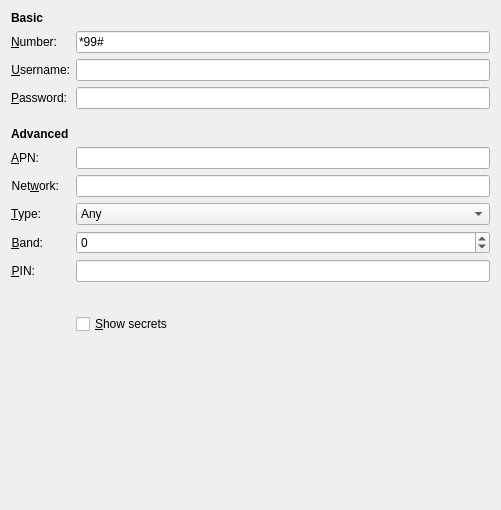
The window that libs/ui/gsm.ui (netrunner-debian-kde-extras/networkmanagement) describes before a commit, drawn with Qt 5.
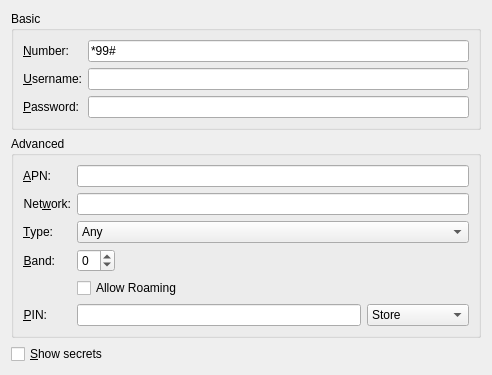
The same window after the commit. Custom widgets are drawn as their Qt base class.

Diff of the .ui file:
```diff
--- a/libs/ui/gsm.ui
+++ b/libs/ui/gsm.ui
@@ -6,25 +6,33 @@
    <rect>
     <x>0</x>
     <y>0</y>
-    <width>494</width>
-    <height>510</height>
+    <width>492</width>
+    <height>328</height>
    </rect>
   </property>
   <property name="windowTitle">
    <string>Mobile Broadband</string>
   </property>
-  <layout class="QFormLayout" name="formLayout">
+  <layout class="QVBoxLayout" name="verticalLayout_2">
+   <item>
+    <widget class="QGroupBox" name="groupBox">
+     <property name="sizePolicy">
+      <sizepolicy hsizetype="Preferred" vsizetype="Fixed">
+       <horstretch>0</horstretch>
+       <verstretch>0</verstretch>
+      </sizepolicy>
+     </property>
+     <property name="title">
+      <string>Basic</string>
+     </property>
+     <property name="alignment">
+      <set>Qt::AlignLeading|Qt::AlignLeft|Qt::AlignTop</set>
+     </property>
+     <layout class="QFormLayout" name="formLayout_3">
    <property name="fieldGrowthPolicy">
-    <enum>QFormLayout::AllNonFixedFieldsGrow</enum>
-   </property>
-   <item row="0" column="0" colspan="2">
-    <widget class="QLabel" name="label_2">
-     <property name="text">
-      <string>&lt;b&gt;Basic&lt;/b&gt;</string>
-     </property>
-    </widget>
-   </item>
-   <item row="1" column="0">
+       <enum>QFormLayout::ExpandingFieldsGrow</enum>
+      </property>
+      <item row="0" column="0">
     <widget class="QLabel" name="label_7">
      <property name="text">
       <string>&amp;Number:</string>
@@ -37,14 +45,14 @@
      </property>
     </widget>
    </item>
-   <item row="1" column="1">
+      <item row="0" column="1">
     <widget class="KLineEdit" name="number">
      <property name="text">
       <string>*99#</string>
      </property>
     </widget>
    </item>
-   <item row="2" column="0">
+      <item row="1" column="0">
     <widget class="QLabel" name="label_8">
      <property name="text">
       <string>&amp;Username:</string>
@@ -57,10 +65,10 @@
      </property>
     </widget>
    </item>
-   <item row="2" column="1">
+      <item row="1" column="1">
     <widget class="KLineEdit" name="username"/>
    </item>
-   <item row="3" column="0">
+      <item row="2" column="0">
     <widget class="QLabel" name="label_9">
      <property name="text">
       <string>&amp;Password:</string>
@@ -73,33 +81,28 @@
      </property>
     </widget>
    </item>
-   <item row="3" column="1">
+      <item row="2" column="1">
     <widget class="KLineEdit" name="password"/>
    </item>
-   <item row="4" column="0">
-    <spacer name="verticalSpacer">
-     <property name="orientation">
-      <enum>Qt::Vertical</enum>
-     </property>
-     <property name="sizeType">
-      <enum>QSizePolicy::Fixed</enum>
-     </property>
-     <property name="sizeHint" stdset="0">
-      <size>
-       <width>20</width>
-       <height>6</height>
-      </size>
-     </property>
-    </spacer>
-   </item>
-   <item row="5" column="0" colspan="2">
-    <widget class="QLabel" name="label_4">
-     <property name="text">
-      <string>&lt;b&gt;Advanced&lt;/b&gt;</string>
-     </property>
+     </layout>
     </widget>
    </item>
-   <item row="6" column="0">
+   <item>
+    <widget class="QGroupBox" name="groupBox_2">
+     <property name="sizePolicy">
+      <sizepolicy hsizetype="Preferred" vsizetype="Fixed">
+       <horstretch>0</horstretch>
+       <verstretch>0</verstretch>
+      </sizepolicy>
+     </property>
+     <property name="title">
+      <string>Advanced</string>
+     </property>
+     <layout class="QFormLayout" name="formLayout_2">
+      <property name="fieldGrowthPolicy">
+       <enum>QFormLayout::ExpandingFieldsGrow</enum>
+      </property>
+      <item row="0" column="0">
     <widget class="QLabel" name="label">
      <property name="text">
       <string>&amp;APN:</string>
@@ -112,10 +115,10 @@
      </property>
     </widget>
    </item>
-   <item row="6" column="1">
+      <item row="0" column="1">
     <widget class="KLineEdit" name="apn"/>
    </item>
-   <item row="7" column="0">
+      <item row="1" column="0">
     <widget class="QLabel" name="lblNetwork">
      <property name="text">
       <string>Net&amp;work:</string>
@@ -128,10 +131,10 @@
      </property>
     </widget>
    </item>
-   <item row="7" column="1">
+      <item row="1" column="1">
     <widget class="KLineEdit" name="network"/>
    </item>
-   <item row="8" column="0">
+      <item row="2" column="0">
     <widget class="QLabel" name="label_3">
      <property name="text">
       <string>&amp;Type:</string>
@@ -144,8 +147,14 @@
      </property>
     </widget>
    </item>
-   <item row="8" column="1">
+      <item row="2" column="1">
     <widget class="KComboBox" name="type">
+        <property name="sizePolicy">
+         <sizepolicy hsizetype="Expanding" vsizetype="Fixed">
+          <horstretch>0</horstretch>
+          <verstretch>0</verstretch>
+         </sizepolicy>
+        </property>
      <item>
       <property name="text">
        <string>Any</string>
@@ -173,7 +182,7 @@
      </item>
     </widget>
    </item>
-   <item row="9" column="0">
+      <item row="3" column="0">
     <widget class="QLabel" name="lblBand">
      <property name="text">
       <string>&amp;Band:</string>
@@ -186,7 +195,7 @@
      </property>
     </widget>
    </item>
-   <item row="9" column="1">
+      <item row="3" column="1">
     <widget class="KIntSpinBox" name="band">
      <property name="minimum">
       <number>-1</number>
@@ -196,7 +205,7 @@
      </property>
     </widget>
    </item>
-   <item row="10" column="0">
+      <item row="5" column="0">
     <widget class="QLabel" name="label_5">
      <property name="text">
       <string>&amp;PIN:</string>
@@ -209,26 +218,59 @@
      </property>
     </widget>
    </item>
-   <item row="10" column="1">
+      <item row="5" column="1">
+       <layout class="QHBoxLayout" name="horizontalLayout_2">
+        <item>
     <widget class="KLineEdit" name="pin"/>
    </item>
-   <item row="11" column="1">
+        <item>
+         <widget class="KComboBox" name="pinStorage">
+          <item>
+           <property name="text">
+            <string>Store</string>
+           </property>
+          </item>
+          <item>
+           <property name="text">
+            <string>Always Ask</string>
+           </property>
+          </item>
+          <item>
+           <property name="text">
+            <string>Not Required</string>
+           </property>
+          </item>
+         </widget>
+        </item>
+       </layout>
+      </item>
+      <item row="4" column="1">
+       <widget class="QCheckBox" name="chkAllowRoaming">
+        <property name="text">
+         <string>Allow Roaming</string>
+        </property>
+       </widget>
+      </item>
+     </layout>
+    </widget>
+   </item>
+   <item>
     <spacer name="verticalSpacer_2">
      <property name="orientation">
       <enum>Qt::Vertical</enum>
      </property>
      <property name="sizeType">
-      <enum>QSizePolicy::Fixed</enum>
+      <enum>QSizePolicy::Expanding</enum>
      </property>
      <property name="sizeHint" stdset="0">
       <size>
        <width>414</width>
-       <height>20</height>
+       <height>0</height>
       </size>
      </property>
     </spacer>
    </item>
-   <item row="12" column="1">
+   <item>
     <widget class="QCheckBox" name="chkShowPass">
      <property name="text">
       <string>&amp;Show secrets</string>
```
Lines whose indentation alone changed are shown as unchanged.
